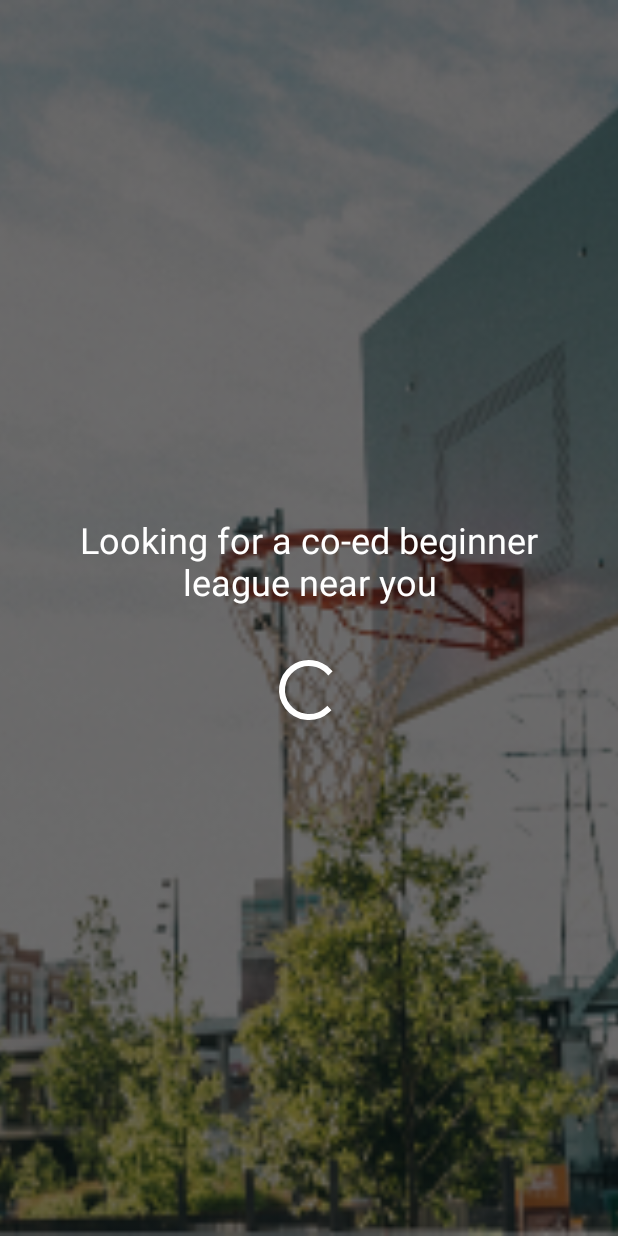
After one commit to vsoft-phuong/Swoosh, an Android app: the layout activity_finish.xml on its own in the app's theme, with its tools: preview values and no code run, on a phone screen of 412 x 824 dp. The commit adds this screen. Run offline under Robolectric (Android 15) with nearby library versions, the phone set to English and light mode, and no system bars.

Commit message:
Finish activity and controll intent with param

```diff
--- a/app/src/main/java/com/chatcore/swoosh/Constants.kt
+++ /dev/null
@@ -1,3 +0,0 @@
-package com.chatcore.swoosh
-
-const val EXTRA_LEAGUE = "league"
--- a/app/src/main/java/com/chatcore/swoosh/BaseActivity.kt
+++ b/app/src/main/java/com/chatcore/swoosh/controller/BaseActivity.kt
@@ -1,4 +1,4 @@
-package com.chatcore.swoosh
+package com.chatcore.swoosh.controller
 
 import androidx.appcompat.app.AppCompatActivity
 import android.os.Bundle
--- a/app/src/main/java/com/chatcore/swoosh/LeagueActivity.kt
+++ b/app/src/main/java/com/chatcore/swoosh/controller/LeagueActivity.kt
@@ -1,10 +1,11 @@
-package com.chatcore.swoosh
+package com.chatcore.swoosh.controller
 
 import android.content.Intent
 import android.os.Bundle
-import android.text.TextUtils
 import android.view.View
 import android.widget.Toast
+import com.chatcore.swoosh.utilities.EXTRA_LEAGUE
+import com.chatcore.swoosh.R
 import kotlinx.android.synthetic.main.activity_league.*
 
 class LeagueActivity : BaseActivity() {
--- a/app/src/main/java/com/chatcore/swoosh/WelcomeActivity.kt
+++ b/app/src/main/java/com/chatcore/swoosh/controller/WelcomeActivity.kt
@@ -1,8 +1,8 @@
-package com.chatcore.swoosh
+package com.chatcore.swoosh.controller
 
 import android.content.Intent
-import androidx.appcompat.app.AppCompatActivity
 import android.os.Bundle
+import com.chatcore.swoosh.R
 import kotlinx.android.synthetic.main.activity_welcome.*
 
 class WelcomeActivity : BaseActivity() {
--- /dev/null
+++ b/app/src/main/java/com/chatcore/swoosh/utilities/Constants.kt
@@ -0,0 +1,4 @@
+package com.chatcore.swoosh.utilities
+
+const val EXTRA_LEAGUE = "league"
+const val EXTRA_SKILL = "skill"
--- /dev/null
+++ b/app/src/main/res/layout/activity_finish.xml
@@ -0,0 +1,45 @@
+<?xml version="1.0" encoding="utf-8"?>
+<androidx.constraintlayout.widget.ConstraintLayout xmlns:android="http://schemas.android.com/apk/res/android"
+    xmlns:app="http://schemas.android.com/apk/res-auto"
+    xmlns:tools="http://schemas.android.com/tools"
+    android:layout_width="match_parent"
+    android:layout_height="match_parent"
+    tools:context=".controller.FinishActivity">
+
+    <ImageView
+        android:id="@+id/imageView6"
+        android:layout_width="0dp"
+        android:layout_height="0dp"
+        android:scaleType="centerCrop"
+        app:layout_constraintBottom_toBottomOf="parent"
+        app:layout_constraintEnd_toEndOf="parent"
+        app:layout_constraintStart_toStartOf="parent"
+        app:layout_constraintTop_toTopOf="parent"
+        app:srcCompat="@drawable/exercisebg" />
+
+    <TextView
+        android:id="@+id/searchLeagueText"
+        android:layout_width="0dp"
+        android:layout_height="wrap_content"
+        android:layout_marginStart="32dp"
+        android:layout_marginEnd="32dp"
+        android:text="@string/looking_for_a_co_ed_beginner_league_near_you"
+        android:textAlignment="center"
+        android:textColor="@android:color/white"
+        android:textSize="24sp"
+        app:layout_constraintBottom_toBottomOf="@+id/imageView6"
+        app:layout_constraintEnd_toEndOf="parent"
+        app:layout_constraintStart_toStartOf="parent"
+        app:layout_constraintTop_toTopOf="parent"
+        app:layout_constraintVertical_bias="0.45" />
+
+    <ProgressBar
+        android:id="@+id/progressBar"
+        style="?android:attr/progressBarStyle"
+        android:layout_width="wrap_content"
+        android:layout_height="wrap_content"
+        android:layout_marginTop="32dp"
+        app:layout_constraintEnd_toEndOf="parent"
+        app:layout_constraintStart_toStartOf="parent"
+        app:layout_constraintTop_toBottomOf="@+id/searchLeagueText" />
+</androidx.constraintlayout.widget.ConstraintLayout>
--- a/app/src/main/res/layout/activity_league.xml
+++ b/app/src/main/res/layout/activity_league.xml
@@ -4,7 +4,7 @@
     xmlns:tools="http://schemas.android.com/tools"
     android:layout_width="match_parent"
     android:layout_height="match_parent"
-    tools:context=".LeagueActivity">
+    tools:context=".controller.LeagueActivity">
 
     <ImageView
         android:id="@+id/imageView3"
--- a/app/src/main/res/layout/activity_welcome.xml
+++ b/app/src/main/res/layout/activity_welcome.xml
@@ -4,7 +4,7 @@
     xmlns:tools="http://schemas.android.com/tools"
     android:layout_width="match_parent"
     android:layout_height="match_parent"
-    tools:context=".WelcomeActivity">
+    tools:context=".controller.WelcomeActivity">
 
     <ImageView
         android:id="@+id/imageView"
--- a/app/src/main/res/values/strings.xml
+++ b/app/src/main/res/values/strings.xml
@@ -14,4 +14,5 @@
     <string name="beginner">BEGINNER</string>
     <string name="baller">BALLER</string>
     <string name="finish">FINISH</string>
+    <string name="looking_for_a_co_ed_beginner_league_near_you">Looking for a co-ed beginner league near you</string>
 </resources>
```
Also changed, not shown: app/src/main/AndroidManifest.xml (+5 -4 lines), app/src/main/java/com/chatcore/swoosh/SkillActivity.kt (deleted, +0 -16 lines), app/src/main/java/com/chatcore/swoosh/controller/FinishActivity.kt (added, +26 -0 lines), app/src/main/java/com/chatcore/swoosh/controller/SkillActivity.kt (added, +47 -0 lines), app/src/main/res/layout/activity_skill.xml (+7 -4 lines).
